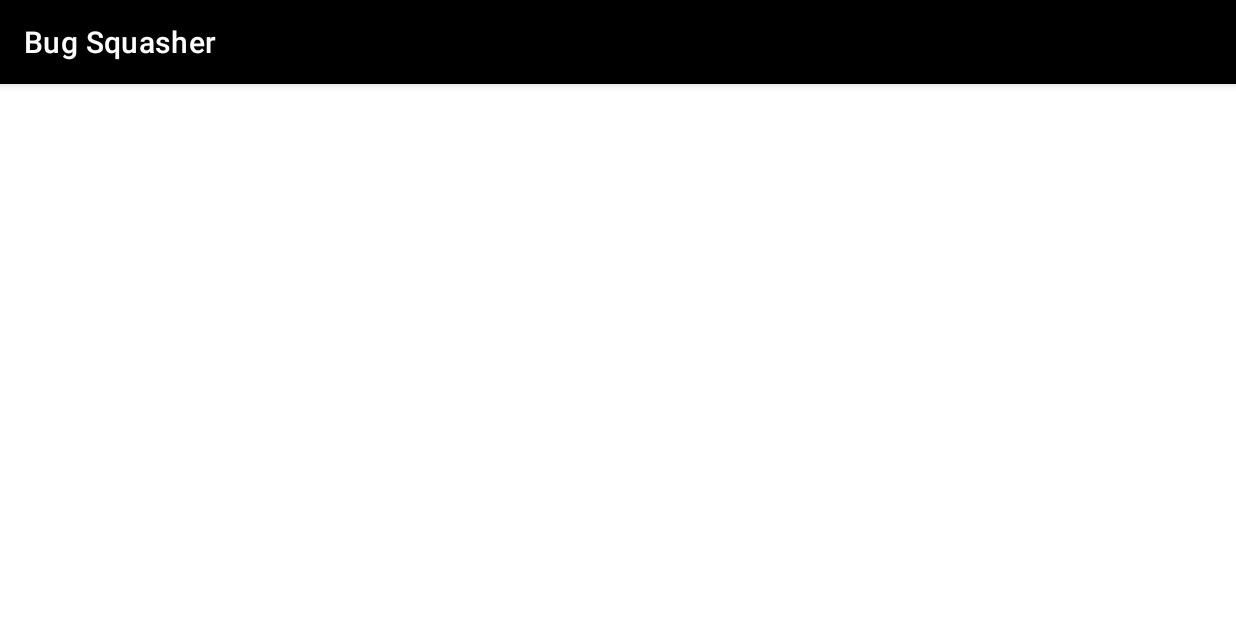
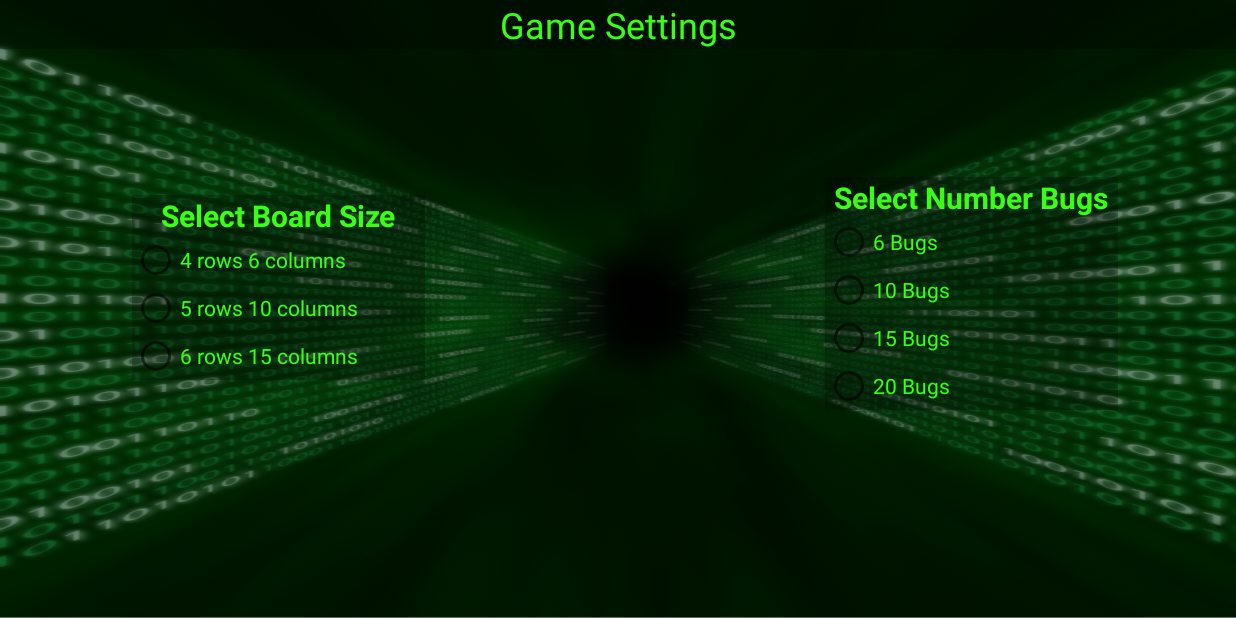
Before and after one commit to rgarofano/Bug-Squasher, an Android app: the OptionsActivity screen opened directly, with no data from a screen before it, on a phone screen of 824 x 412 dp (held sideways). Run offline under Robolectric (Android 15) with nearby library versions, the phone set to English and light mode, and no system bars.

Commit message:
Add radio button options and implement click listeners

```diff
--- a/app/src/main/java/ca/cmpt276/as3/OptionsActivity.java
+++ b/app/src/main/java/ca/cmpt276/as3/OptionsActivity.java
@@ -4,14 +4,68 @@ import androidx.appcompat.app.AppCompatActivity;
 
 import android.content.Context;
 import android.content.Intent;
+import android.content.res.ColorStateList;
+import android.graphics.Color;
 import android.os.Bundle;
+import android.widget.RadioButton;
+import android.widget.RadioGroup;
+
+import ca.cmpt276.as3.model.GameLogic;
 
 public class OptionsActivity extends AppCompatActivity {
+
+    private GameLogic gameLogic;
 
     @Override
     protected void onCreate(Bundle savedInstanceState) {
         super.onCreate(savedInstanceState);
         setContentView(R.layout.activity_options);
+        getSupportActionBar().hide();
+        gameLogic = GameLogic.getInstance();
+        populateBoardSizeRadioButtons();
+        populateNumberBugsRadioButtons();
+    }
+
+    private void populateBoardSizeRadioButtons() {
+        RadioGroup group = findViewById(R.id.radioGroupBoardSize);
+        String[] sizeOptions = getResources().getStringArray(R.array.game_board_size);
+
+        for (int i = 0; i < sizeOptions.length; i++) {
+            // extract rows and columns
+            String[] splitValues = sizeOptions[i].split(" ");
+            final int numRows = Integer.parseInt(splitValues[0]);
+            final int numCols = Integer.parseInt(splitValues[1]);
+            // Create radio button
+            RadioButton button = new RadioButton(this);
+            button.setText(numRows + " rows " + numCols + " columns");
+            button.setTextColor(Color.parseColor("#39FF14"));
+            button.setOnClickListener(view -> updateBoardSize(numRows, numCols));
+            group.addView(button);
+        }
+    }
+
+    private void updateBoardSize(final int numRows, final int numCols) {
+        gameLogic.changeOptions(numRows, numCols, gameLogic.getNumBugs());
+    }
+
+    private void populateNumberBugsRadioButtons() {
+        RadioGroup group = findViewById(R.id.radioGroupNumBugs);
+        int[] numberBugsOptions = getResources().getIntArray(R.array.num_bugs_options);
+
+        for (int i = 0; i < numberBugsOptions.length; i++) {
+            final int numberBugs = numberBugsOptions[i];
+            RadioButton button = new RadioButton(this);
+            button.setText(numberBugs + " Bugs");
+            button.setTextColor(Color.parseColor("#39FF14"));
+            button.setOnClickListener(view -> updateNumBugs(numberBugs));
+            group.addView(button);
+        }
+    }
+
+    private void updateNumBugs(final int numBugs) {
+        final int currentNumRows = gameLogic.getNumberOfRows();
+        final int currentNumCols = gameLogic.getNumberOfColumns();
+        gameLogic.changeOptions(currentNumRows, currentNumCols, numBugs);
     }
 
     static Intent getIntent(Context context) {
--- a/app/src/main/java/ca/cmpt276/as3/model/GameLogic.java
+++ b/app/src/main/java/ca/cmpt276/as3/model/GameLogic.java
@@ -56,12 +56,14 @@ public class GameLogic {
             this.numRows = numRows;
             this.numCols = numCols;
             this.numBugs = numBugs;
-            resetGameBoard();
+            resetGame();
         }
     }
 
-    private void resetGameBoard() {
+    private void resetGame() {
         gameBoard = new HashMap<String, GameButton>();
+        bugsFound = 0;
+        keyGen.reset();
     }
 
     public void addGameButton(int row, int col) {
--- a/app/src/main/java/ca/cmpt276/as3/model/KeyGen.java
+++ b/app/src/main/java/ca/cmpt276/as3/model/KeyGen.java
@@ -29,4 +29,8 @@ public class KeyGen {
         allowedKeys.remove(key);
         return key;
     }
+
+    public void reset() {
+        allowedKeys = new ArrayList<String>();
+    }
 }
--- a/app/src/main/res/layout/activity_options.xml
+++ b/app/src/main/res/layout/activity_options.xml
@@ -4,6 +4,67 @@
     xmlns:tools="http://schemas.android.com/tools"
     android:layout_width="match_parent"
     android:layout_height="match_parent"
+    android:background="@drawable/binary_green_bg"
+    android:backgroundTint="#66000000"
+    android:backgroundTintMode="src_over"
     tools:context=".OptionsActivity">
 
+    <RadioGroup
+        android:id="@+id/radioGroupBoardSize"
+        android:layout_width="195dp"
+        android:layout_height="wrap_content"
+        android:background="#40000000"
+        app:layout_constraintBottom_toBottomOf="parent"
+        app:layout_constraintEnd_toEndOf="parent"
+        app:layout_constraintHorizontal_bias="0.14"
+        app:layout_constraintStart_toStartOf="parent"
+        app:layout_constraintTop_toBottomOf="@+id/textViewTitle"
+        app:layout_constraintVertical_bias="0.381">
+
+        <TextView
+            android:id="@+id/textViewBoardSize"
+            android:layout_width="match_parent"
+            android:layout_height="wrap_content"
+            android:text="Select Board Size"
+            android:textAlignment="center"
+            android:textColor="@color/green_gecko"
+            android:textSize="20sp"
+            android:textStyle="bold" />
+    </RadioGroup>
+
+    <RadioGroup
+        android:id="@+id/radioGroupNumBugs"
+        android:layout_width="195dp"
+        android:layout_height="wrap_content"
+        android:background="#40000000"
+        app:layout_constraintBottom_toBottomOf="parent"
+        app:layout_constraintEnd_toEndOf="parent"
+        app:layout_constraintHorizontal_bias="0.875"
+        app:layout_constraintStart_toStartOf="parent"
+        app:layout_constraintTop_toBottomOf="@+id/textViewTitle"
+        app:layout_constraintVertical_bias="0.381">
+
+        <TextView
+            android:id="@+id/textViewNumBugs"
+            android:layout_width="match_parent"
+            android:layout_height="wrap_content"
+            android:text="Select Number Bugs"
+            android:textAlignment="center"
+            android:textColor="@color/green_gecko"
+            android:textSize="20sp"
+            android:textStyle="bold" />
+    </RadioGroup>
+
+    <TextView
+        android:id="@+id/textViewTitle"
+        android:layout_width="0dp"
+        android:layout_height="wrap_content"
+        android:background="#40000000"
+        android:text="Game Settings"
+        android:textAlignment="center"
+        android:textColor="@color/green_gecko"
+        android:textSize="24sp"
+        app:layout_constraintEnd_toEndOf="parent"
+        app:layout_constraintStart_toStartOf="parent"
+        app:layout_constraintTop_toTopOf="parent" />
 </androidx.constraintlayout.widget.ConstraintLayout>
--- a/app/src/main/res/values-night/themes.xml
+++ b/app/src/main/res/values-night/themes.xml
@@ -12,5 +12,6 @@
         <!-- Status bar color. -->
         <item name="android:statusBarColor" tools:targetApi="l">?attr/colorPrimaryVariant</item>
         <!-- Customize your theme here. -->
+        <item name="android:colorControlActivated">@color/green_gecko</item>
     </style>
 </resources>
--- /dev/null
+++ b/app/src/main/res/values/board_size.xml
@@ -0,0 +1,8 @@
+<?xml version="1.0" encoding="utf-8"?>
+<resources>
+    <string-array name="game_board_size">
+        <item>"4 6"</item>
+        <item>"5 10"</item>
+        <item>"6 15"</item>
+    </string-array>
+</resources>
--- /dev/null
+++ b/app/src/main/res/values/number_bugs.xml
@@ -0,0 +1,9 @@
+<?xml version="1.0" encoding="utf-8"?>
+<resources>
+    <integer-array name="num_bugs_options">
+        <item>6</item>
+        <item>10</item>
+        <item>15</item>
+        <item>20</item>
+    </integer-array>
+</resources>
```
